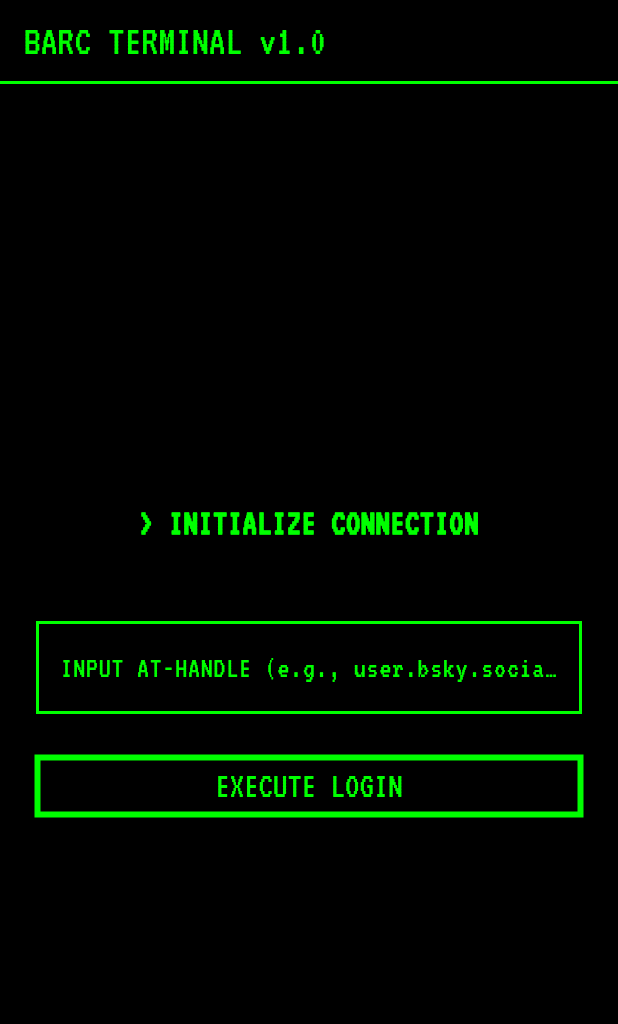
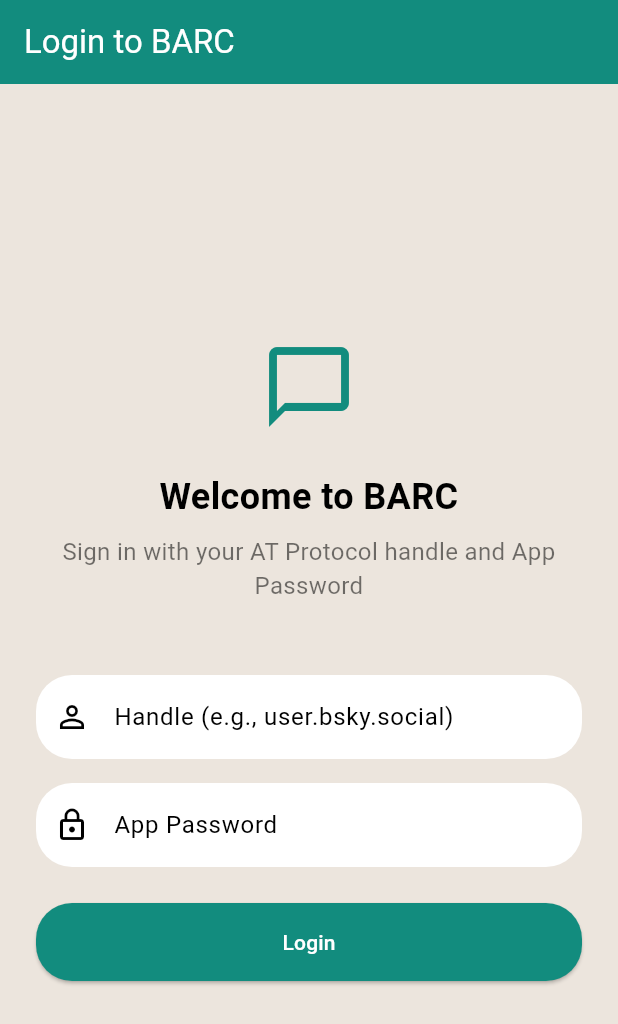
Before and after one commit to nathan-sharp/BARC, a Flutter app: the screen it shows after launch, on a phone screen of 412 x 824 dp. Shown: the top 1024 px of the screen. Run offline on Flutter 3.47's test engine with Material 3 defaults, Android fonts, the phone set to English and light mode, and no system bars; our stand-ins replace flutter_riverpod, flutter_secure_storage, go_router; missing offline and left inert: atproto, atproto_core, bluesky, bluesky_text.

Commit message:
feat: initialize project with authentication, theme, and chat features using Bluesky and Riverpod

```diff
--- a/barc/lib/main.dart
+++ b/barc/lib/main.dart
@@ -16,7 +16,7 @@ class BarcApp extends ConsumerWidget {
 
     return MaterialApp.router(
       title: 'BARC',
-      theme: AppTheme.retroDark,
+      theme: AppTheme.whatsappLight,
       routerConfig: router,
       debugShowCheckedModeBanner: false,
     );
--- a/barc/lib/src/core/theme/app_theme.dart
+++ b/barc/lib/src/core/theme/app_theme.dart
@@ -1,53 +1,46 @@
 import 'package:flutter/material.dart';
-import 'package:google_fonts/google_fonts.dart';
 
 class AppTheme {
-  static ThemeData get retroDark {
+  static ThemeData get whatsappLight {
     return ThemeData(
-      brightness: Brightness.dark,
-      scaffoldBackgroundColor: Colors.black,
-      primaryColor: const Color(0xFF00FF00),
-      colorScheme: const ColorScheme.dark(
-        primary: Color(0xFF00FF00),
-        secondary: Color(0xFFFFB000),
-        surface: Color(0xFF111111),
-      ),
-      textTheme: GoogleFonts.vt323TextTheme(ThemeData.dark().textTheme).copyWith(
-        bodyLarge: GoogleFonts.vt323(color: const Color(0xFF00FF00), fontSize: 20),
-        bodyMedium: GoogleFonts.vt323(color: const Color(0xFF00FF00), fontSize: 18),
-        titleLarge: GoogleFonts.vt323(color: const Color(0xFF00FF00), fontSize: 28),
+      brightness: Brightness.light,
+      scaffoldBackgroundColor: const Color(0xFFECE5DD), // WhatsApp background color
+      primaryColor: const Color(0xFF128C7E), // Teal Green
+      colorScheme: const ColorScheme.light(
+        primary: Color(0xFF128C7E),
+        secondary: Color(0xFF25D366), // Light Green
+        surface: Colors.white,
       ),
       appBarTheme: const AppBarTheme(
-        backgroundColor: Colors.black,
-        foregroundColor: Color(0xFF00FF00),
-        elevation: 0,
-        shape: Border(bottom: BorderSide(color: Color(0xFF00FF00), width: 2)),
+        backgroundColor: Color(0xFF128C7E),
+        foregroundColor: Colors.white,
+        elevation: 1,
       ),
       elevatedButtonTheme: ElevatedButtonThemeData(
         style: ElevatedButton.styleFrom(
-          backgroundColor: Colors.black,
-          foregroundColor: const Color(0xFF00FF00),
-          side: const BorderSide(color: Color(0xFF00FF00), width: 2),
-          shape: const BeveledRectangleBorder(),
-          textStyle: GoogleFonts.vt323(fontSize: 24),
+          backgroundColor: const Color(0xFF128C7E),
+          foregroundColor: Colors.white,
+          shape: RoundedRectangleBorder(
+            borderRadius: BorderRadius.circular(24),
+          ),
+          padding: const EdgeInsets.symmetric(vertical: 16, horizontal: 24),
         ),
       ),
       inputDecorationTheme: InputDecorationTheme(
         filled: true,
-        fillColor: Colors.black,
-        border: const OutlineInputBorder(
-          borderSide: BorderSide(color: Color(0xFF00FF00), width: 2),
-          borderRadius: BorderRadius.zero,
+        fillColor: Colors.white,
+        border: OutlineInputBorder(
+          borderRadius: BorderRadius.circular(24),
+          borderSide: BorderSide.none,
         ),
-        enabledBorder: const OutlineInputBorder(
-          borderSide: BorderSide(color: Color(0xFF00FF00), width: 2),
-          borderRadius: BorderRadius.zero,
+        enabledBorder: OutlineInputBorder(
+          borderRadius: BorderRadius.circular(24),
+          borderSide: BorderSide.none,
         ),
-        focusedBorder: const OutlineInputBorder(
-          borderSide: BorderSide(color: Color(0xFF00FF00), width: 3),
-          borderRadius: BorderRadius.zero,
+        focusedBorder: OutlineInputBorder(
+          borderRadius: BorderRadius.circular(24),
+          borderSide: const BorderSide(color: Color(0xFF128C7E), width: 2),
         ),
-        labelStyle: GoogleFonts.vt323(color: const Color(0xFF00FF00)),
       ),
     );
   }
--- a/barc/lib/src/features/auth/data/chat_provider.dart
+++ b/barc/lib/src/features/auth/data/chat_provider.dart
@@ -5,5 +5,5 @@ import 'auth_repository.dart';
 final blueskyChatProvider = FutureProvider<BlueskyChat?>((ref) async {
   final session = await ref.watch(authSessionProvider.future);
   if (session == null) return null;
-  return BlueskyChat.fromOAuthSession(session);
+  return BlueskyChat.fromSession(session);
 });
--- a/barc/lib/src/features/auth/presentation/login_screen.dart
+++ b/barc/lib/src/features/auth/presentation/login_screen.dart
@@ -11,22 +11,23 @@ class LoginScreen extends ConsumerStatefulWidget {
 
 class _LoginScreenState extends ConsumerState<LoginScreen> {
   final _handleController = TextEditingController();
+  final _passwordController = TextEditingController();
   bool _isLoading = false;
 
   Future<void> _login() async {
-    if (_handleController.text.isEmpty) return;
+    if (_handleController.text.isEmpty || _passwordController.text.isEmpty) return;
 
     setState(() => _isLoading = true);
     try {
       final repo = ref.read(authRepositoryProvider);
-      await repo.login(_handleController.text.trim());
+      await repo.login(_handleController.text.trim(), _passwordController.text.trim());
       // On success, Riverpod's authSessionProvider will update, triggering routing change
       // So we might just invalidate the provider here to force a refresh
       ref.invalidate(authSessionProvider);
     } catch (e) {
       if (mounted) {
         ScaffoldMessenger.of(context).showSnackBar(
-          SnackBar(content: Text('ERR_AUTH_FAIL: $e')),
+          SnackBar(content: Text('Login failed: $e')),
         );
       }
     } finally {
@@ -38,25 +39,48 @@ class _LoginScreenState extends ConsumerState<LoginScreen> {
   Widget build(BuildContext context) {
     return Scaffold(
       appBar: AppBar(
-        title: const Text('BARC TERMINAL v1.0'),
+        title: const Text('Login to BARC'),
       ),
-      body: Padding(
+      body: Center(
+        child: SingleChildScrollView(
           padding: const EdgeInsets.all(24.0),
           child: Column(
             mainAxisAlignment: MainAxisAlignment.center,
             crossAxisAlignment: CrossAxisAlignment.stretch,
             children: [
+              const Icon(
+                Icons.chat_bubble_outline,
+                size: 64,
+                color: Color(0xFF128C7E),
+              ),
+              const SizedBox(height: 24),
               const Text(
-              '> INITIALIZE CONNECTION',
+                'Welcome to BARC',
                 style: TextStyle(fontSize: 24, fontWeight: FontWeight.bold),
+                textAlign: TextAlign.center,
+              ),
+              const SizedBox(height: 8),
+              const Text(
+                'Sign in with your AT Protocol handle and App Password',
+                style: TextStyle(fontSize: 16, color: Colors.black54),
                 textAlign: TextAlign.center,
               ),
               const SizedBox(height: 48),
               TextField(
                 controller: _handleController,
                 decoration: const InputDecoration(
-                labelText: 'INPUT AT-HANDLE (e.g., user.bsky.social)',
-                prefixText: '> ',
+                  labelText: 'Handle (e.g., user.bsky.social)',
+                  prefixIcon: Icon(Icons.person_outline),
+                ),
+                textInputAction: TextInputAction.next,
+              ),
+              const SizedBox(height: 16),
+              TextField(
+                controller: _passwordController,
+                obscureText: true,
+                decoration: const InputDecoration(
+                  labelText: 'App Password',
+                  prefixIcon: Icon(Icons.lock_outline),
                 ),
                 textInputAction: TextInputAction.done,
                 onSubmitted: (_) => _login(),
@@ -65,10 +89,18 @@ class _LoginScreenState extends ConsumerState<LoginScreen> {
               ElevatedButton(
                 onPressed: _isLoading ? null : _login,
                 child: _isLoading
-                  ? const CircularProgressIndicator(color: Colors.black)
-                  : const Text('EXECUTE LOGIN'),
+                    ? const SizedBox(
+                        height: 20,
+                        width: 20,
+                        child: CircularProgressIndicator(
+                          color: Colors.white,
+                          strokeWidth: 2,
+                        ),
+                      )
+                    : const Text('Login'),
               ),
             ],
+          ),
         ),
       ),
     );
--- a/barc/pubspec.yaml
+++ b/barc/pubspec.yaml
@@ -16,11 +16,10 @@ dependencies:
   riverpod_annotation: ^2.3.5
   go_router: ^14.2.0
   bluesky: ^1.4.1
-  atproto_oauth: ^0.2.0
   bluesky_text: ^1.1.1
+  atproto: ^1.4.1
   atproto_core: ^1.2.0
   google_fonts: ^6.2.1
-  flutter_web_auth_2: ^5.0.3
   flutter_secure_storage: ^10.3.1
   shared_preferences: ^2.5.5
 
```
Also changed, not shown: barc/lib/src/features/auth/data/auth_repository.dart (+13 -65 lines), barc/lib/src/features/chat/presentation/chat_screen.dart (+100 -49 lines), barc/lib/src/features/inbox/presentation/inbox_screen.dart (+66 -35 lines), barc/pubspec.lock, 5 other files. Lines whose indentation alone changed are shown as unchanged.
